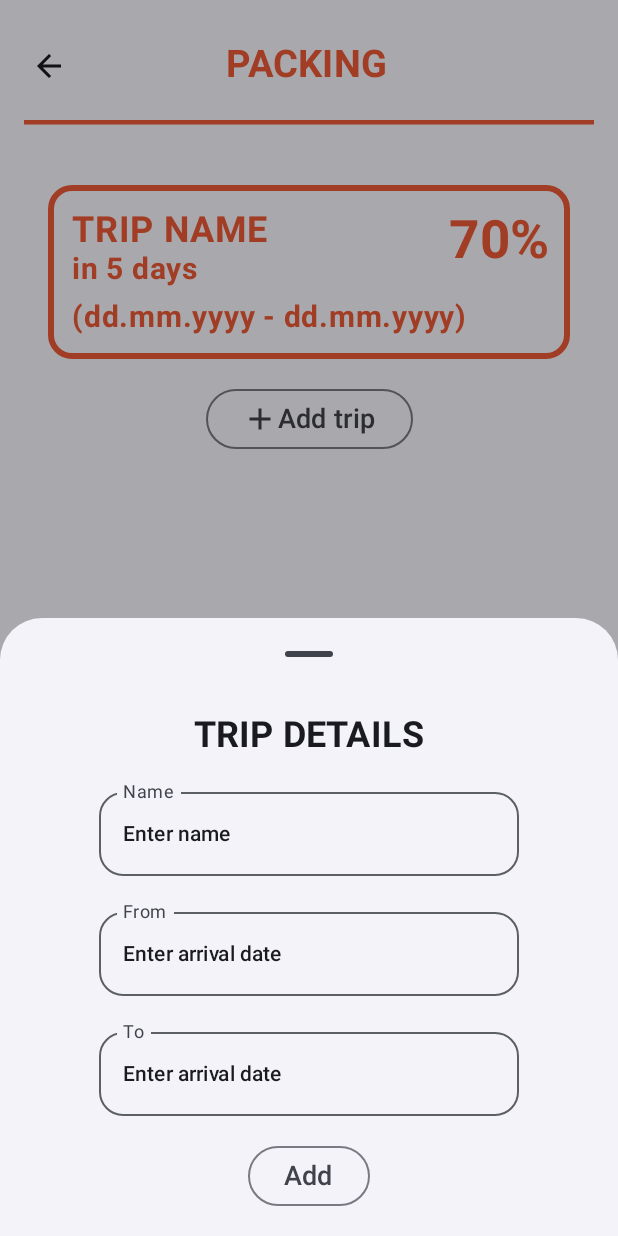
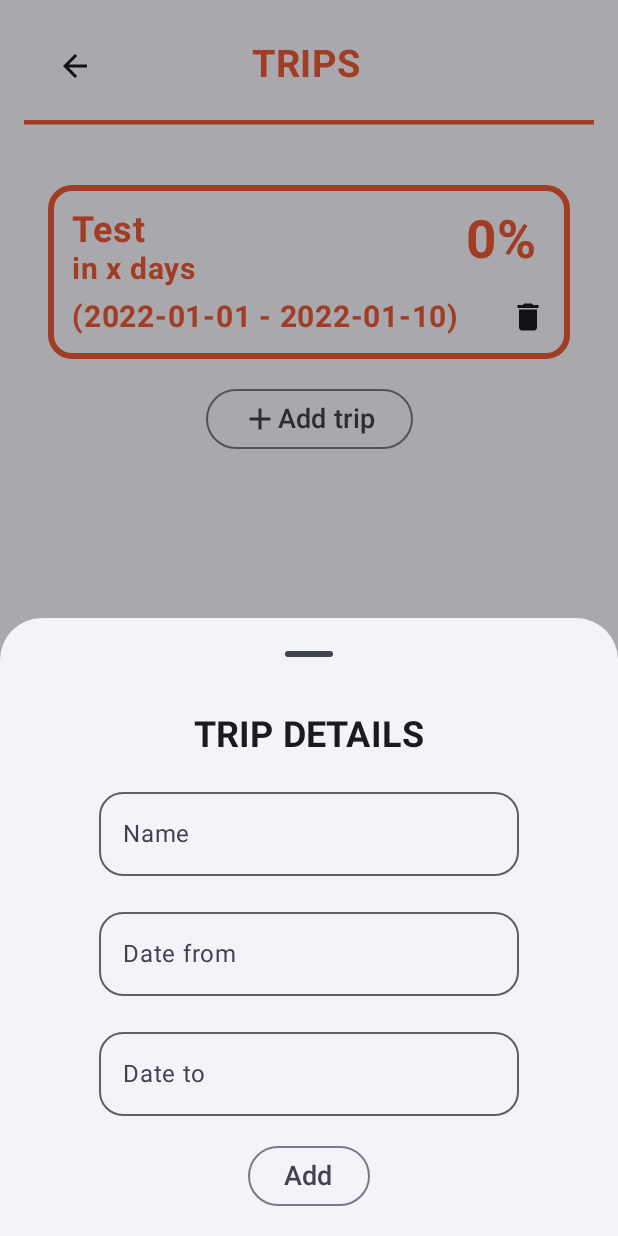
Before and after one commit to lukaschymcak/Android_TaskApp, an Android app built with Jetpack Compose: the composable PackingScreen shown on its own in the app's theme, after a tap on "Add trip", on a phone screen of 412 x 824 dp. Run offline under Robolectric (Android 15) with nearby library versions, the phone set to English and light mode, and no system bars.

Commit message:
added trip module adding and removing from packing screen

```diff
--- a/app/src/main/java/com/example/navigation/HomeScreenState.kt
+++ b/app/src/main/java/com/example/navigation/HomeScreenState.kt
@@ -1,9 +1,11 @@
 package com.example.navigation
 
 import android.content.Context
+import com.example.navigation.models.Trip
 
 object HomeScreenState {
     private var name: String? = null
+    private var tripArray: MutableList<Trip> = mutableListOf()
 
     fun getName(context: Context): String {
         if (name == null) {
@@ -26,4 +28,15 @@ object HomeScreenState {
     fun setWasShown(isShown: Boolean) {
         wasShown = isShown
     }
+
+    fun getTripArray(): MutableList<Trip> {
+        return tripArray
+    }
+    fun addTrip(trip: Trip) {
+        tripArray.add(trip)
+    }
+    fun removeTrip(trip: Trip) {
+        tripArray.remove(trip)
+    }
+
 }
--- a/app/src/main/java/com/example/navigation/Modules/GymModule.kt
+++ b/app/src/main/java/com/example/navigation/Modules/GymModule.kt
@@ -1,4 +1,4 @@
-package com.example.navigation.modules
+package com.example.navigation.Modules
 
 import androidx.compose.foundation.BorderStroke
 import androidx.compose.foundation.layout.Column
--- a/app/src/main/java/com/example/navigation/Modules/PillModule.kt
+++ b/app/src/main/java/com/example/navigation/Modules/PillModule.kt
@@ -1,4 +1,4 @@
-package com.example.navigation.modules
+package com.example.navigation.Modules
 
 
 import androidx.compose.foundation.BorderStroke
--- a/app/src/main/java/com/example/navigation/Modules/TripModule.kt
+++ b/app/src/main/java/com/example/navigation/Modules/TripModule.kt
@@ -1,8 +1,10 @@
-package com.example.navigation.modules
+package com.example.navigation.Modules
 
 
 
 import androidx.compose.foundation.BorderStroke
+import androidx.compose.foundation.clickable
+import androidx.compose.foundation.layout.Arrangement
 import androidx.compose.foundation.layout.Column
 import androidx.compose.foundation.layout.Row
 import androidx.compose.foundation.layout.Spacer
@@ -12,8 +14,12 @@ import androidx.compose.foundation.layout.offset
 import androidx.compose.foundation.layout.padding
 import androidx.compose.foundation.layout.wrapContentHeight
 import androidx.compose.foundation.shape.RoundedCornerShape
+import androidx.compose.material.icons.Icons
+import androidx.compose.material.icons.filled.ArrowBack
+import androidx.compose.material.icons.filled.Delete
 import androidx.compose.material3.Card
 import androidx.compose.material3.CardDefaults
+import androidx.compose.material3.Icon
 import androidx.compose.material3.Text
 import androidx.compose.runtime.Composable
 import androidx.compose.ui.Alignment
@@ -23,11 +29,14 @@ import androidx.compose.ui.text.font.FontWeight
 import androidx.compose.ui.text.style.TextAlign
 import androidx.compose.ui.unit.dp
 import androidx.compose.ui.unit.sp
+import com.example.navigation.HomeScreenState
 import com.example.navigation.ui.theme.OurRed
 
 
 @Composable
-fun TripModule() {
+fun TripModule(
+    name: String, dateFrom: String, dateTo: String, percentage: Int, onDelete: () -> Unit
+) {
     Card(
         shape = RoundedCornerShape(16.dp),
         colors = CardDefaults.cardColors(
@@ -48,14 +57,14 @@ fun TripModule() {
                 Row {
                     Column {
                         Text(
-                            text = "TRIP NAME",
+                            text = name,
                             fontSize = 24.sp,
                             fontWeight = FontWeight.Bold,
                             textAlign = TextAlign.Start,
                             color = OurRed
                         )
                         Text(
-                            text = "in 5 days",
+                            text = "in x days",
                             fontSize = 20.sp,
                             fontWeight = FontWeight.Bold,
                             textAlign = TextAlign.Start,
@@ -63,21 +72,35 @@ fun TripModule() {
                         )
                     }
                     Text(
-                        text = "70%",
+                        text = "$percentage%",
                         fontSize = 35.sp,
                         fontWeight = FontWeight.Bold,
                         color = OurRed,
-                        modifier = Modifier.offset(x = 120.dp)
+                        modifier = Modifier.offset(x = 180.dp)
                     )
                 }
                 Spacer(modifier = Modifier.height(8.dp))
+                Row (modifier = Modifier.fillMaxWidth(),
+                    horizontalArrangement = Arrangement.SpaceBetween
+                ){
                     Text(
-                    text = "(dd.mm.yyyy - dd.mm.yyyy)",
+                        text = "($dateFrom - $dateTo)",
                         fontSize = 20.sp,
                         fontWeight = FontWeight.Bold,
                         textAlign = TextAlign.Left,
                         color = OurRed
                     )
+                    Icon(
+                        imageVector = Icons.Default.Delete,
+                        contentDescription = "Remove",
+                        modifier = Modifier.clickable {
+                            onDelete()
+                        }
+
+
+                    )
+                }
+
 
             }
         }
--- a/app/src/main/java/com/example/navigation/Modules/WateringModule.kt
+++ b/app/src/main/java/com/example/navigation/Modules/WateringModule.kt
@@ -1,4 +1,4 @@
-package com.example.navigation.modules
+package com.example.navigation.Modules
 
 
 import androidx.compose.foundation.BorderStroke
--- a/app/src/main/java/com/example/navigation/Screens/PackingModule.kt
+++ b/app/src/main/java/com/example/navigation/Screens/PackingModule.kt
@@ -20,12 +20,14 @@ import androidx.compose.ui.text.font.FontWeight
 import androidx.compose.ui.text.style.TextAlign
 import androidx.compose.ui.unit.dp
 import androidx.compose.ui.unit.sp
-import com.example.navigation.ui.theme.OurYellow
 
 
 @Composable
 fun PackingModuleExample(color: Color) {
     Card(
+        onClick = {
+
+        },
         shape = RoundedCornerShape(16.dp),
         colors = CardDefaults.cardColors(
             containerColor = Color.Transparent,
--- a/app/src/main/java/com/example/navigation/Screens/PackingScreen.kt
+++ b/app/src/main/java/com/example/navigation/Screens/PackingScreen.kt
@@ -12,6 +12,7 @@ import androidx.compose.foundation.layout.height
 import androidx.compose.foundation.layout.offset
 import androidx.compose.foundation.layout.padding
 import androidx.compose.foundation.layout.paddingFromBaseline
+import androidx.compose.foundation.rememberScrollState
 import androidx.compose.foundation.shape.RoundedCornerShape
 import androidx.compose.material.icons.Icons
 import androidx.compose.material.icons.filled.Add
@@ -32,17 +33,24 @@ import androidx.compose.runtime.remember
 import androidx.compose.runtime.setValue
 import androidx.compose.ui.Alignment
 import androidx.compose.ui.Modifier
+import androidx.compose.ui.platform.LocalContext
 import androidx.compose.ui.text.font.FontWeight
 import androidx.compose.ui.unit.dp
 import androidx.compose.ui.unit.sp
-import com.example.navigation.modules.TripModule
+import com.example.navigation.HomeScreenState
+import com.example.navigation.models.Trip
+import com.example.navigation.Modules.TripModule
 import com.example.navigation.ui.theme.OurRed
+
 
 
 @Composable
 fun PackingScreen(
     onGoBack: () -> Unit, onGoToNextScreen: () -> Unit
 ) {
+    val tripList = remember { mutableStateOf(HomeScreenState.getTripArray().toMutableList()) }
+
+    val scrollState = rememberScrollState()
     Column(
         modifier = Modifier
             .padding(16.dp)
@@ -61,7 +69,7 @@ fun PackingScreen(
             )
 
             Text(
-                text = "PACKING",
+                text = "TRIPS",
                 color = OurRed,
                 fontSize = 25.sp,
                 style = MaterialTheme.typography.bodyLarge,
@@ -75,9 +83,37 @@ fun PackingScreen(
         Spacer(modifier = Modifier.height(8.dp))
         HorizontalDivider(color = OurRed, thickness = 3.dp)
         Spacer(modifier = Modifier.height(24.dp))
-        TripModule()
 
-
+        tripList.value.forEach { trip ->
+            TripModule(
+                name = trip.getName(),
+                dateFrom = trip.getStartDate(),
+                dateTo = trip.getEndDate(),
+                percentage = 0,
+                onDelete = {
+                    tripList.value = tripList.value.filter { it != trip }.toMutableList()
+                    HomeScreenState.removeTrip(trip)
+                }
+            )
+        }
+//
+//
+//        val tripArray = HomeScreenState.getTripArray()
+//        tripArray.forEach { trip ->
+//            TripModule(
+//                name = trip.getName(),
+//                dateFrom = trip.getStartDate(),
+//                dateTo = trip.getEndDate(),
+//                percentage = 0
+//            )
+//        }
+        TripModule(
+            name = "Test",
+            dateFrom = "2022-01-01",
+            dateTo = "2022-01-10",
+            percentage = 0,
+            onDelete = {}
+        )
         AddTripBottomSheet()
     }
 }
@@ -88,10 +124,16 @@ fun PackingScreen(
 @OptIn(ExperimentalMaterial3Api::class)
 @Composable
 fun AddTripBottomSheet() {
+    val context = LocalContext.current
+    val tripName = remember { mutableStateOf("") }
+    val tripFrom = remember { mutableStateOf("") }
+    val tripTo = remember { mutableStateOf("") }
+
     var showBottomSheet by remember { mutableStateOf(false) }
     val sheetState = rememberModalBottomSheetState(
         skipPartiallyExpanded = false,
     )
+
     Column(
         modifier = Modifier.fillMaxWidth(),
         horizontalAlignment = Alignment.CenterHorizontally,
@@ -117,7 +159,6 @@ fun AddTripBottomSheet() {
                         modifier = Modifier.fillMaxWidth(),
                         horizontalAlignment = Alignment.CenterHorizontally,
                     ) {
-
                         Text(
                             "TRIP DETAILS",
                             modifier = Modifier
@@ -126,35 +167,47 @@ fun AddTripBottomSheet() {
                             fontSize = 24.sp,
                             fontWeight = FontWeight.Bold,
                         )
+
                         OutlinedTextField(
-                            value = "Enter name",
-                            onValueChange = { },
+                            value = tripName.value,
+                            onValueChange = {
+                                tripName.value = it
+                            },
                             label = { Text("Name") },
                             shape = RoundedCornerShape(16.dp)
                         )
-
-                        Spacer(modifier = Modifier.height(16.dp))
-
-
-                        OutlinedTextField(
-                            value = "Enter arrival date",
-                            onValueChange = { },
-                            label = { Text("From") },
-                            shape = RoundedCornerShape(16.dp)
-
-                        )
-
                         Spacer(modifier = Modifier.height(16.dp))
 
                         OutlinedTextField(
-                            value = "Enter arrival date",
-                            onValueChange = { },
-                            label = { Text("To") },
+                            value = tripFrom.value,
+                            onValueChange = {
+                                tripFrom.value = it
+                            },
+                            label = { Text("Date from") },
                             shape = RoundedCornerShape(16.dp)
                         )
                         Spacer(modifier = Modifier.height(16.dp))
+
+                        OutlinedTextField(
+                            value = tripTo.value,
+                            onValueChange = {
+                                tripTo.value = it
+                            },
+                            label = { Text("Date to") },
+                            shape = RoundedCornerShape(16.dp)
+                        )
+                        Spacer(modifier = Modifier.height(16.dp))
+
                         OutlinedButton(
                             onClick = {
+                                HomeScreenState.addTrip(
+                                    Trip(
+                                        tripName.value,
+                                        tripFrom.value,
+                                        tripTo.value
+                                    )
+                                )
+                                showBottomSheet = false
                             }
                         ) {
                             Text(text = "Add", fontSize = 18.sp)
```
Also changed, not shown: app/src/main/java/com/example/navigation/Screens/HomeScreen.kt (+10 -2 lines), app/src/main/java/com/example/navigation/models/Trip.kt (+7 -7 lines). Lines whose indentation alone changed are shown as unchanged.
